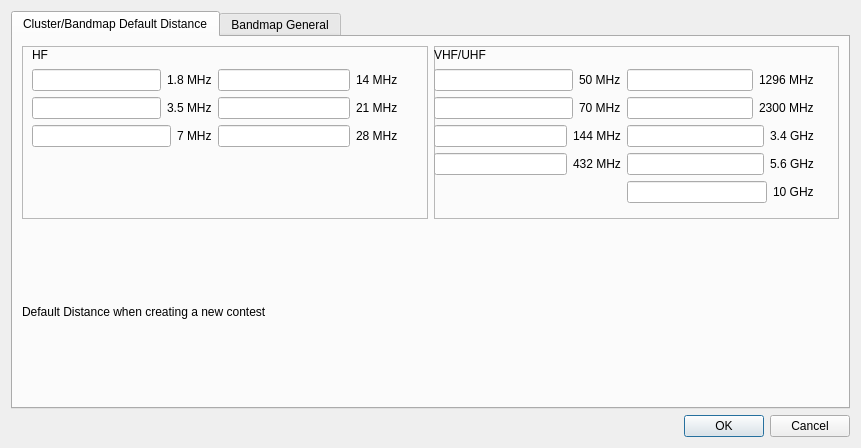
Old version of the form mqt/MqtLogger/Clusterbandmapconfigure.ui in the repository Rsclub22/Minos2-Mirror.
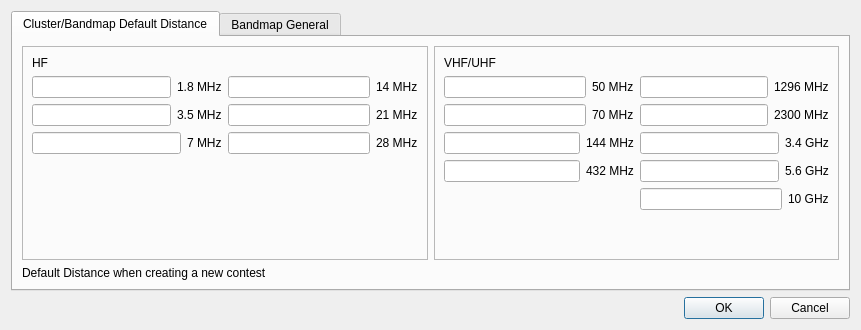
New version of the form. The open tabs and pages were chosen to show the change.

The edit to the form file:
```diff
--- a/mqt/MqtLogger/Clusterbandmapconfigure.ui
+++ b/mqt/MqtLogger/Clusterbandmapconfigure.ui
@@ -7,7 +7,7 @@
     <x>0</x>
     <y>0</y>
     <width>861</width>
-    <height>448</height>
+    <height>330</height>
    </rect>
   </property>
   <property name="windowTitle">
@@ -36,15 +36,8 @@
              <property name="frameShadow">
               <enum>QFrame::Raised</enum>
              </property>
-             <widget class="QWidget" name="layoutWidget">
-              <property name="geometry">
-               <rect>
-                <x>10</x>
-                <y>0</y>
-                <width>366</width>
-                <height>101</height>
-               </rect>
-              </property>
+             <layout class="QVBoxLayout" name="verticalLayout_8">
+              <item>
               <layout class="QVBoxLayout" name="verticalLayout_2">
                <item>
                 <widget class="QLabel" name="label_2">
@@ -142,7 +135,21 @@
                 </layout>
                </item>
               </layout>
-             </widget>
+              </item>
+              <item>
+               <spacer name="verticalSpacer_2">
+                <property name="orientation">
+                 <enum>Qt::Vertical</enum>
+                </property>
+                <property name="sizeHint" stdset="0">
+                 <size>
+                  <width>20</width>
+                  <height>40</height>
+                 </size>
+                </property>
+               </spacer>
+              </item>
+             </layout>
             </widget>
            </item>
            <item>
@@ -153,15 +160,8 @@
              <property name="frameShadow">
               <enum>QFrame::Raised</enum>
              </property>
-             <widget class="QWidget" name="layoutWidget">
-              <property name="geometry">
-               <rect>
-                <x>0</x>
-                <y>0</y>
-                <width>380</width>
-                <height>157</height>
-               </rect>
-              </property>
+             <layout class="QVBoxLayout" name="verticalLayout_9">
+              <item>
               <layout class="QVBoxLayout" name="verticalLayout_3">
                <item>
                 <widget class="QLabel" name="label_3">
@@ -301,7 +301,21 @@
                 </layout>
                </item>
               </layout>
-             </widget>
+              </item>
+              <item>
+               <spacer name="verticalSpacer_3">
+                <property name="orientation">
+                 <enum>Qt::Vertical</enum>
+                </property>
+                <property name="sizeHint" stdset="0">
+                 <size>
+                  <width>20</width>
+                  <height>40</height>
+                 </size>
+                </property>
+               </spacer>
+              </item>
+             </layout>
             </widget>
            </item>
           </layout>
```
Left out of the diff: 2 changed lines with no effect on the pictures. Lines whose indentation alone changed are shown as unchanged.
